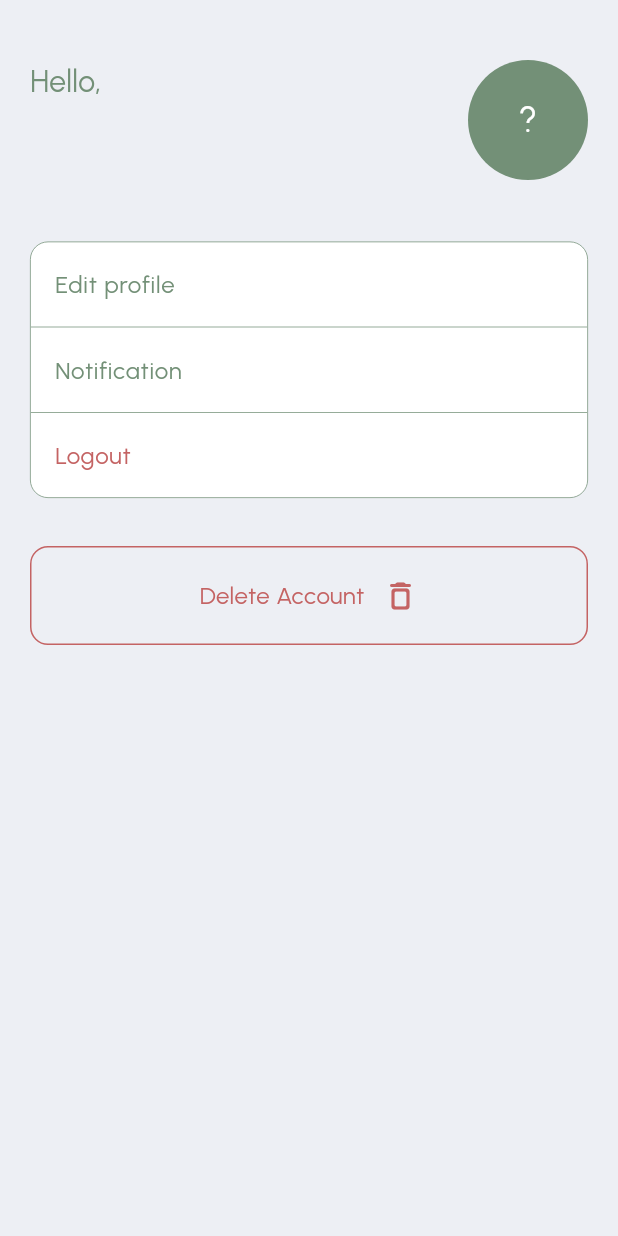
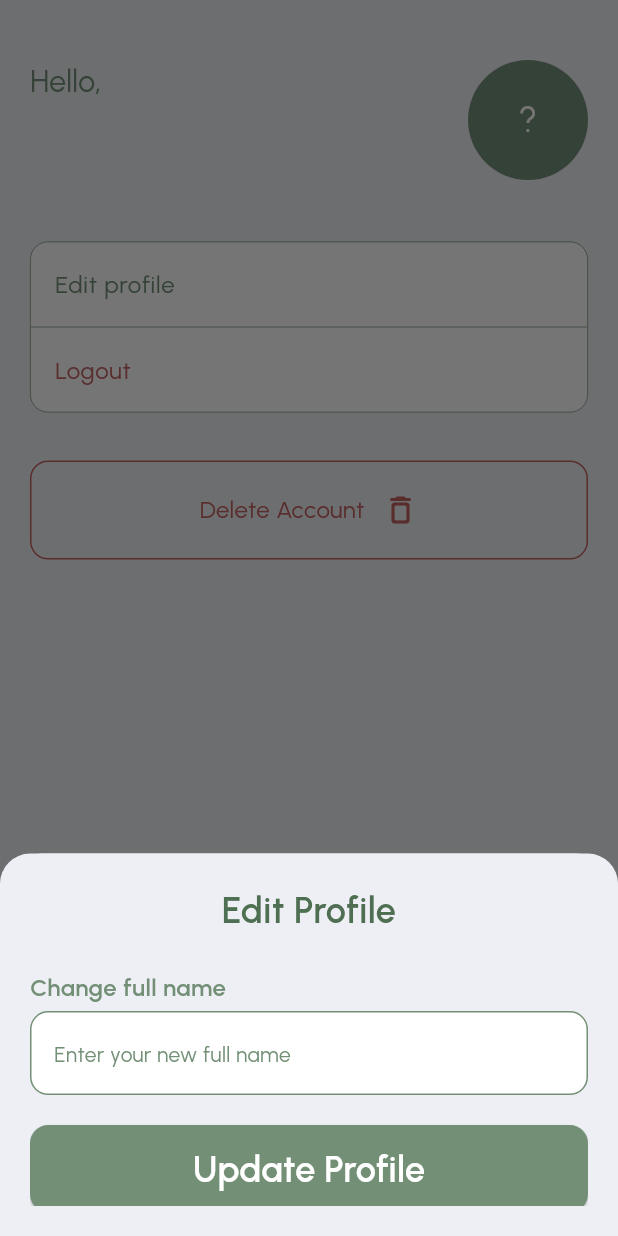
Before and after one commit to ItsAfsalVN/fazr, a Flutter app: the Profile screen opened directly, after a tap on "Edit profile", on a phone screen of 412 x 824 dp. Run offline on Flutter 3.47's test engine with Material 3 defaults, Android fonts, the phone set to English and light mode, and no system bars; our stand-ins replace cloud_firestore, easy_date_timeline, firebase_auth, firebase_core, flutter_dotenv, flutter_svg and 2 more; accounts and stored records are empty.

Commit message:
made the logout and edit profile solid

```diff
--- /dev/null
+++ b/lib/components/edit_profile_modal.dart
@@ -0,0 +1,140 @@
+// lib/components/edit_profile_modal.dart
+
+import 'package:fazr/components/button.dart';
+import 'package:fazr/components/input_field.dart';
+import 'package:fazr/models/user_model.dart';
+import 'package:fazr/providers/user_provider.dart';
+import 'package:fazr/services/database_services.dart';
+// Make sure you have a utility for showing snackbars
+import 'package:fazr/utils/show_snackbar.dart';
+import 'package:flutter/material.dart';
+import 'package:provider/provider.dart';
+
+class EditProfileModal extends StatefulWidget {
+  const EditProfileModal({super.key});
+
+  @override
+  State<EditProfileModal> createState() => _EditProfileModalState();
+}
+
+class _EditProfileModalState extends State<EditProfileModal> {
+  // 1. Declare the controller without `final`
+  late TextEditingController _fullNameController;
+  bool _isLoading = false;
+
+  @override
+  void initState() {
+    super.initState();
+    // 2. Initialize controller with the user's current name
+    final user = context.read<UserProvider>().user;
+    _fullNameController = TextEditingController(text: user?.fullname ?? '');
+  }
+
+  @override
+  void dispose() {
+    // 3. Always dispose your controllers
+    _fullNameController.dispose();
+    super.dispose();
+  }
+
+  /// Handles the update logic
+  Future<void> _handleOnTap() async {
+    final userProvider = context.read<UserProvider>();
+    final UserModel? user = userProvider.user;
+    final newName = _fullNameController.text.trim();
+
+    // 4. Validate input
+    if (user == null)
+      return; // Should not happen if modal is shown for a logged-in user
+    if (newName.isEmpty) {
+      showSnackBar(context, SnackBarType.error, "Name cannot be empty.");
+      return;
+    }
+    // Avoids an unnecessary database write if the name hasn't changed
+    if (newName == user.fullname) {
+      Navigator.pop(context);
+      return;
+    }
+
+    setState(() => _isLoading = true);
+
+    try {
+      // 5. Call the database service to update the user
+      await updateUserInFirestore(user.id, {'fullname': newName});
+
+      // 6. Update the local user state in the provider for instant UI refresh
+      // NOTE: You will need to add the `updateUserName` method to your UserProvider
+      userProvider.updateUserName(newName);
+
+      if (mounted) {
+        showSnackBar(context, SnackBarType.success, "Profile updated!");
+        Navigator.pop(context); // Close the modal on success
+      }
+    } catch (e) {
+      if (mounted) {
+        showSnackBar(
+          context,
+          SnackBarType.error,
+          "Update failed. Please try again.",
+        );
+      }
+    } finally {
+      if (mounted) {
+        setState(() => _isLoading = false);
+      }
+    }
+  }
+
+  @override
+  Widget build(BuildContext context) {
+    final colors = Theme.of(context).colorScheme;
+
+    return Padding(
+      padding: EdgeInsets.only(
+        bottom: MediaQuery.of(context).viewInsets.bottom,
+      ),
+      child: DraggableScrollableSheet(
+        initialChildSize: 0.55,
+        minChildSize: 0.55,
+        maxChildSize: 0.55,
+        expand: false,
+        builder: (context, scrollController) {
+          return Container(
+            padding: const EdgeInsets.all(20),
+            decoration: BoxDecoration(
+              color: Theme.of(context).scaffoldBackgroundColor,
+              borderRadius: BorderRadius.vertical(top: Radius.circular(20)),
+            ),
+            child: ListView(
+              controller: scrollController,
+              children: [
+                Text(
+                  'Edit Profile',
+                  textAlign: TextAlign.center,
+                  style: TextStyle(
+                    color: colors.secondary,
+                    fontWeight: FontWeight.w600,
+                    fontSize: 24,
+                  ),
+                ),
+                const SizedBox(height: 24),
+                InputField(
+                  label: 'Change full name',
+                  hint: 'Enter your new full name',
+                  controller: _fullNameController,
+                ),
+                const SizedBox(height: 20),
+                Button(
+                  label: 'Update Profile',
+                  onTap: _handleOnTap,
+                  isLoading: _isLoading,
+                  borderRadius: 12,
+                ),
+              ],
+            ),
+          );
+        },
+      ),
+    );
+  }
+}
--- a/lib/components/input_field.dart
+++ b/lib/components/input_field.dart
@@ -12,7 +12,7 @@ class InputField extends StatelessWidget {
     this.maxlines,
     required this.hint,
     this.controller,
-    this.onChanged
+    this.onChanged,
   });
   @override
   Widget build(BuildContext context) {
--- a/lib/components/task_card.dart
+++ b/lib/components/task_card.dart
@@ -3,7 +3,7 @@ import 'package:fazr/components/custom_progress_bar.dart';
 import 'package:fazr/models/task_model.dart';
 import 'package:fazr/providers/task_provider.dart';
 import 'package:fazr/utils/show_snackbar.dart';
-import 'package:fazr/utils/calculateProgress.dart';
+import 'package:fazr/utils/calculate_progress.dart';
 import 'package:fazr/utils/format_time.dart';
 import 'package:flutter/material.dart';
 import 'package:provider/provider.dart';
--- a/lib/screens/splash.dart
+++ b/lib/screens/splash.dart
@@ -4,7 +4,7 @@ import 'package:fazr/providers/user_provider.dart';
 import 'package:fazr/screens/auth/sign_in.dart';
 import 'package:fazr/screens/tabs/dashboard.dart';
 import 'package:fazr/services/database_services.dart';
-import 'package:fazr/services/storage_service.dart'; // Import storage service
+import 'package:fazr/services/storage_service.dart';
 import 'package:firebase_auth/firebase_auth.dart';
 import 'package:flutter/material.dart';
 import 'package:flutter_svg/svg.dart';
--- a/lib/screens/tabs/profile.dart
+++ b/lib/screens/tabs/profile.dart
@@ -1,7 +1,9 @@
+import 'package:fazr/components/edit_profile_modal.dart';
 import 'package:fazr/models/user_model.dart';
 import 'package:fazr/providers/user_provider.dart';
 import 'package:fazr/screens/auth/sign_in.dart';
 import 'package:fazr/services/storage_service.dart';
+import 'package:fazr/utils/show_confirm_box.dart';
 import 'package:fazr/utils/show_snackbar.dart';
 import 'package:firebase_auth/firebase_auth.dart';
 import 'package:flutter/material.dart';
@@ -20,6 +22,12 @@ class _ProfileState extends State<Profile> {
 
   void _handleLogOut() async {
     try {
+      bool choice = await showConfirmationDialog(
+        context,
+        title: 'Logout?',
+        content: 'Do you want to logout of Fazr?',
+      );
+      if (choice) {
         await FirebaseAuth.instance.signOut();
 
         if (!mounted) return;
@@ -31,6 +39,7 @@ class _ProfileState extends State<Profile> {
           MaterialPageRoute(builder: (context) => const SignIn()),
           (route) => false,
         );
+      }
     } catch (error) {
       if (mounted) {
         showSnackBar(context, SnackBarType.error, "Failed to logout $error");
@@ -174,17 +183,17 @@ class _ProfileState extends State<Profile> {
                         'Edit profile',
                         style: TextStyle(fontSize: 16, color: colors.primary),
                       ),
-                      onTap: () {},
+                      onTap: () {
+                        showModalBottomSheet(
+                          context: context,
+                          builder: (BuildContext context) {
+                            return EditProfileModal();
+                          },
+                        );
+                      },
                     ),
                     Divider(height: 1, thickness: .5, color: colors.primary),
-                    ListTile(
-                      title: Text(
-                        'Notification',
-                        style: TextStyle(color: colors.primary, fontSize: 16),
-                      ),
-                      onTap: () {},
-                    ),
-                    Divider(height: 1, thickness: .5, color: colors.primary),
+
                     ListTile(
                       title: Text(
                         'Logout',
--- a/lib/services/database_services.dart
+++ b/lib/services/database_services.dart
@@ -100,6 +100,15 @@ Future<void> createUserInFireStore(UserModel user) async {
   }
 }
 
+Future<void> updateUserInFirestore(String userId, Map<String, dynamic> data) async {
+  try {
+    await db.collection('users').doc(userId).update(data);
+  } catch (e) {
+    throw Exception("Failed to update user in Firestore: $e");
+  }
+}
+
+
 Future<UserModel?> getUserFromFireStore(String uid) async {
   try {
     DocumentSnapshot doc = await db.collection('users').doc(uid).get();
```
Also changed, not shown: lib/providers/user_provider.dart (+7 -0 lines), lib/utils/show_confirm_box.dart (added, +38 -0 lines), lib/utils/calculate_progress.dart (renamed from lib/utils/calculateProgress.dart). Lines whose indentation alone changed are shown as unchanged.
